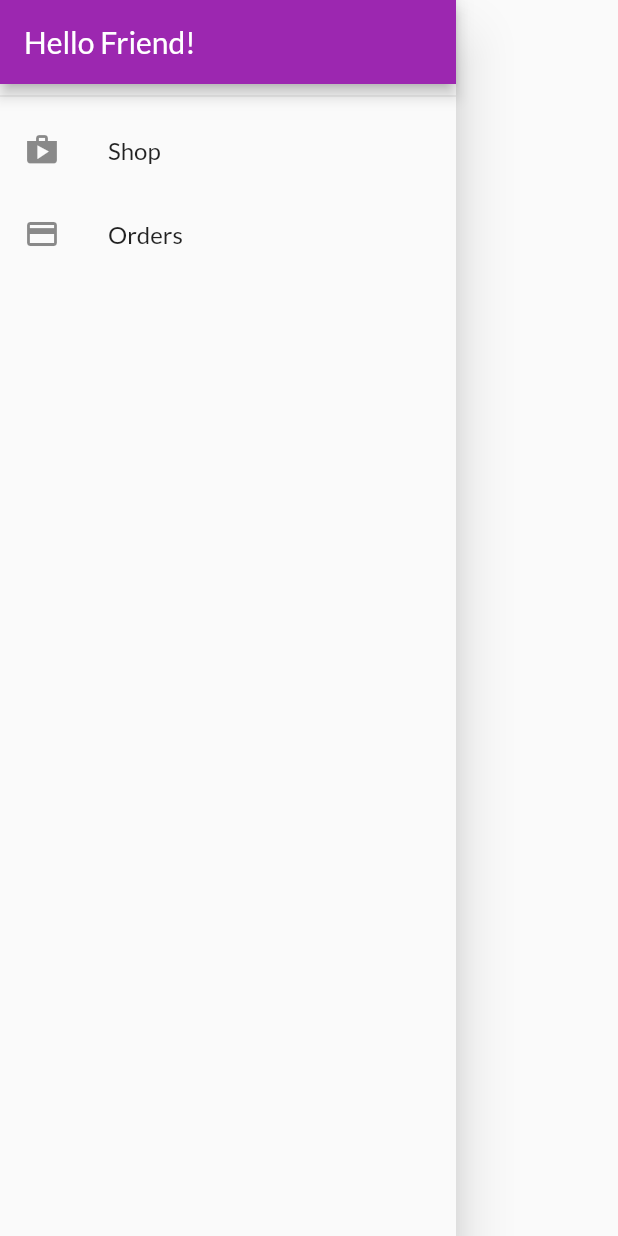
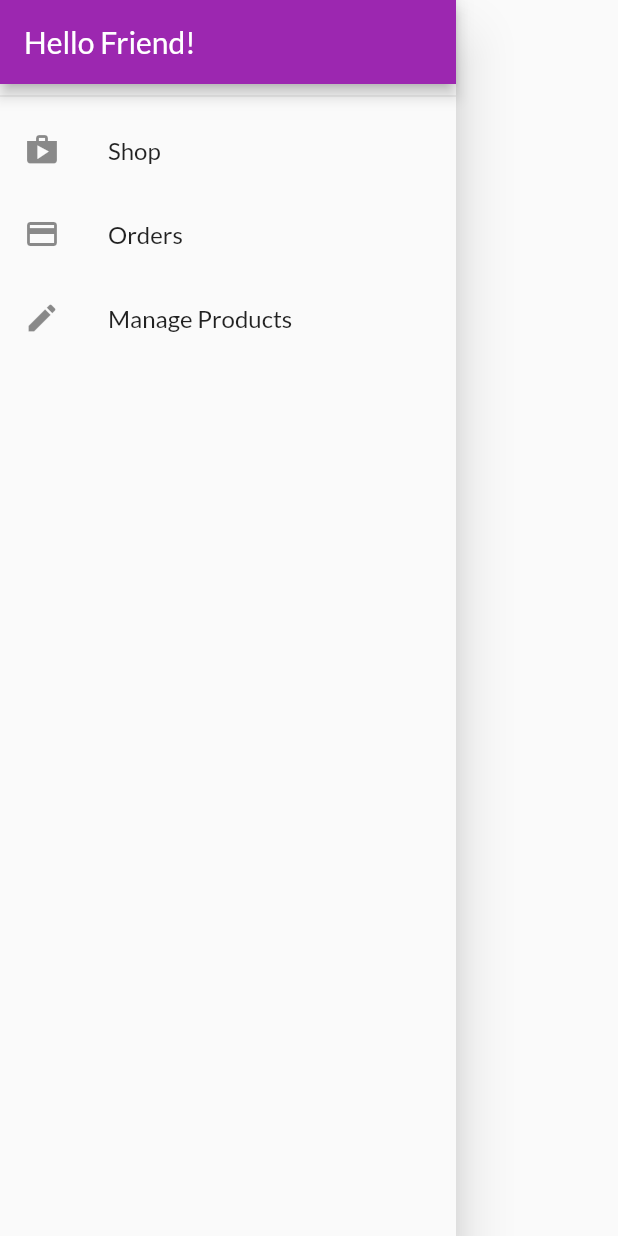
Before and after one commit to sahilmob/flutter-my-shop, a Flutter app: the AppDrawer widget shown alone on an empty page, opened directly, on a phone screen of 412 x 824 dp. Run offline on Flutter 3.47's test engine with Material 2 defaults, Android fonts, the phone set to English and light mode, and no system bars; network calls fail.

Commit message:
add user products screen route

```diff
--- a/lib/main.dart
+++ b/lib/main.dart
@@ -3,6 +3,7 @@ import 'package:my_shop/providers/cart.dart';
 import 'package:my_shop/providers/orders.dart';
 import 'package:my_shop/providers/products.dart';
 import 'package:my_shop/screens/orders_screen.dart';
+import 'package:my_shop/screens/user_products_screen.dart';
 import "package:provider/provider.dart";
 import 'package:my_shop/screens/product_details_screen.dart';
 import 'package:my_shop/screens/products_overview_screen.dart';
@@ -36,7 +37,8 @@ class MyApp extends StatelessWidget {
         routes: {
           ProductDetailsScreen.routeName: (ctx) => ProductDetailsScreen(),
           CartScreen.routeName: (ctx) => CartScreen(),
-          OrdersScreen.routeName: (ctx) => OrdersScreen()
+          OrdersScreen.routeName: (ctx) => OrdersScreen(),
+          UserProductsScreen.routeName: (ctx) => UserProductsScreen()
         },
       ),
     );
--- a/lib/widgets/app_drawer.dart
+++ b/lib/widgets/app_drawer.dart
@@ -1,5 +1,6 @@
 import 'package:flutter/material.dart';
 import 'package:my_shop/screens/orders_screen.dart';
+import 'package:my_shop/screens/user_products_screen.dart';
 
 class AppDrawer extends StatelessWidget {
   @override
@@ -27,6 +28,14 @@ class AppDrawer extends StatelessWidget {
                   .pushReplacementNamed(OrdersScreen.routeName);
             },
           ),
+          ListTile(
+            leading: Icon(Icons.edit),
+            title: Text("Manage Products"),
+            onTap: () {
+              Navigator.of(context)
+                  .pushReplacementNamed(UserProductsScreen.routeName);
+            },
+          ),
         ],
       ),
     );
```
